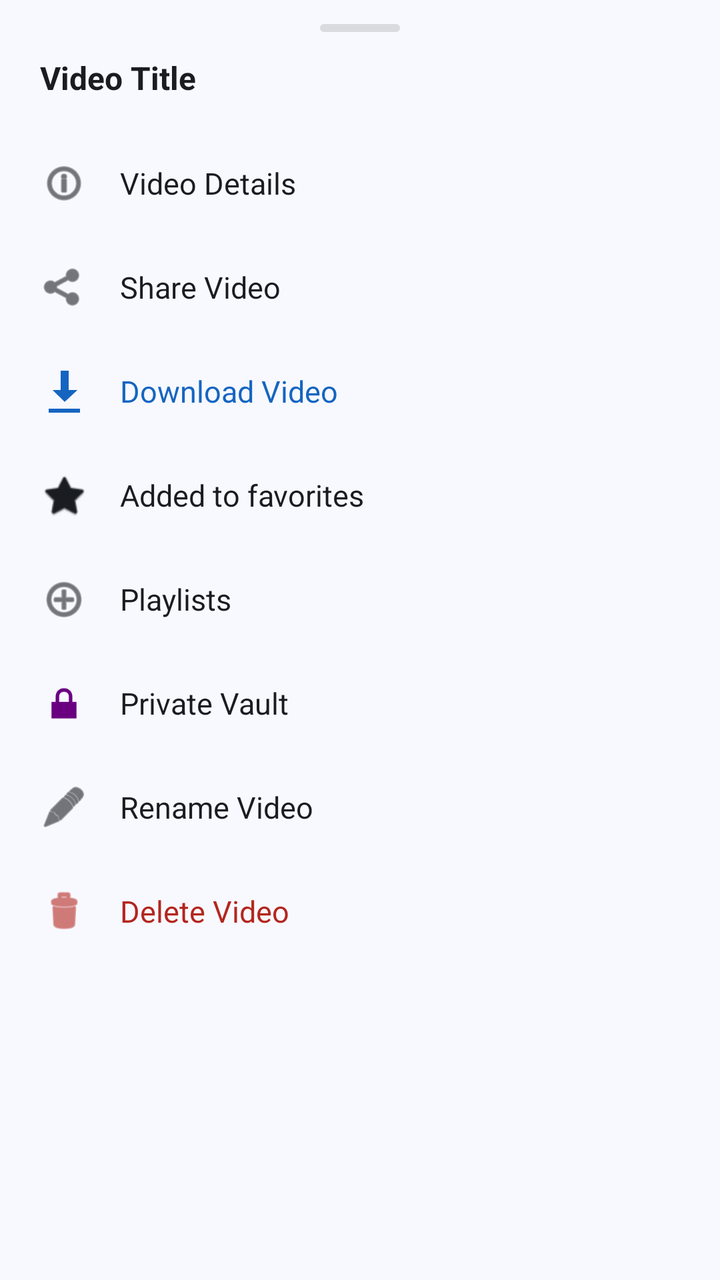
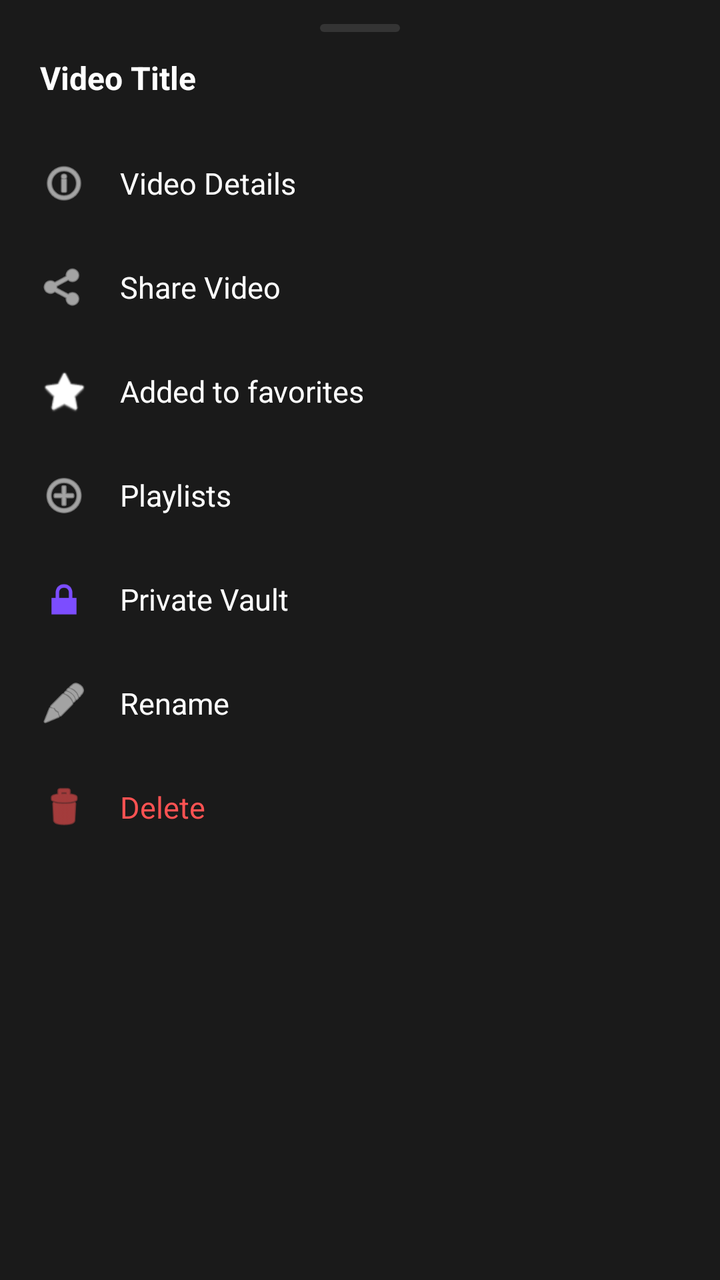

Before-and-after screenshots of an Android layout around one commit, followed by the original layout XML and the change that was made.
<!-- AndroidManifest.xml: application theme Theme.VidViewer -->
<!-- res/layout/bottom_sheet_video_options.xml -->
<?xml version="1.0" encoding="utf-8"?>
<LinearLayout xmlns:android="http://schemas.android.com/apk/res/android"
    android:layout_width="match_parent"
    android:layout_height="wrap_content"
    android:orientation="vertical"
    android:background="?attr/colorSurface"
    android:paddingBottom="24dp">

    <View android:layout_width="40dp" android:layout_height="4dp"
        android:layout_gravity="center_horizontal"
        android:layout_marginTop="12dp" android:layout_marginBottom="12dp"
        android:background="@drawable/bg_drag_handle" />

    <TextView android:id="@+id/tv_video_title"
        android:layout_width="match_parent" android:layout_height="wrap_content"
        android:text="Video Title" android:textSize="16sp" android:textStyle="bold"
        android:textColor="?attr/colorOnSurface" android:maxLines="2"
        android:ellipsize="end" android:paddingHorizontal="20dp" android:paddingBottom="16dp" />

    <LinearLayout android:id="@+id/option_details"
        android:layout_width="match_parent" android:layout_height="52dp"
        android:orientation="horizontal" android:gravity="center_vertical"
        android:paddingHorizontal="20dp" android:background="?attr/selectableItemBackground">
        <ImageView android:layout_width="24dp" android:layout_height="24dp"
            android:src="@android:drawable/ic_menu_info_details" android:tint="?attr/colorOnSurface" />
        <TextView android:layout_width="wrap_content" android:layout_height="wrap_content"
            android:text="@string/video_details" android:textSize="15sp"
            android:textColor="?attr/colorOnSurface" android:layout_marginStart="16dp" />
    </LinearLayout>

    <LinearLayout android:id="@+id/option_share"
        android:layout_width="match_parent" android:layout_height="52dp"
        android:orientation="horizontal" android:gravity="center_vertical"
        android:paddingHorizontal="20dp" android:background="?attr/selectableItemBackground">
        <ImageView android:layout_width="24dp" android:layout_height="24dp"
            android:src="@android:drawable/ic_menu_share" android:tint="?attr/colorOnSurface" />
        <TextView android:layout_width="wrap_content" android:layout_height="wrap_content"
            android:text="@string/share_video" android:textSize="15sp"
            android:textColor="?attr/colorOnSurface" android:layout_marginStart="16dp" />
    </LinearLayout>

    <LinearLayout android:id="@+id/option_download"
        android:layout_width="match_parent" android:layout_height="52dp"
        android:orientation="horizontal" android:gravity="center_vertical"
        android:paddingHorizontal="20dp" android:background="?attr/selectableItemBackground">
        <ImageView android:layout_width="24dp" android:layout_height="24dp"
            android:src="@android:drawable/stat_sys_download" android:tint="?attr/colorPrimary" />
        <TextView android:layout_width="wrap_content" android:layout_height="wrap_content"
            android:text="@string/download_video" android:textSize="15sp"
            android:textColor="?attr/colorPrimary" android:layout_marginStart="16dp" />
    </LinearLayout>

    <LinearLayout android:id="@+id/option_favorite"
        android:layout_width="match_parent" android:layout_height="52dp"
        android:orientation="horizontal" android:gravity="center_vertical"
        android:paddingHorizontal="20dp" android:background="?attr/selectableItemBackground">
        <ImageView android:layout_width="24dp" android:layout_height="24dp"
            android:src="@android:drawable/btn_star_big_off" android:tint="?attr/colorOnSurface" />
        <TextView android:layout_width="wrap_content" android:layout_height="wrap_content"
            android:text="@string/added_to_favorites" android:textSize="15sp"
            android:textColor="?attr/colorOnSurface" android:layout_marginStart="16dp" />
    </LinearLayout>

    <LinearLayout android:id="@+id/option_playlist"
        android:layout_width="match_parent" android:layout_height="52dp"
        android:orientation="horizontal" android:gravity="center_vertical"
        android:paddingHorizontal="20dp" android:background="?attr/selectableItemBackground">
        <ImageView android:layout_width="24dp" android:layout_height="24dp"
            android:src="@android:drawable/ic_menu_add" android:tint="?attr/colorOnSurface" />
        <TextView android:layout_width="wrap_content" android:layout_height="wrap_content"
            android:text="@string/playlists" android:textSize="15sp"
            android:textColor="?attr/colorOnSurface" android:layout_marginStart="16dp" />
    </LinearLayout>

    <LinearLayout android:id="@+id/option_vault"
        android:layout_width="match_parent" android:layout_height="52dp"
        android:orientation="horizontal" android:gravity="center_vertical"
        android:paddingHorizontal="20dp" android:background="?attr/selectableItemBackground">
        <ImageView android:layout_width="24dp" android:layout_height="24dp"
            android:src="@android:drawable/ic_lock_lock" android:tint="@color/vault_primary" />
        <TextView android:layout_width="wrap_content" android:layout_height="wrap_content"
            android:text="@string/private_vault" android:textSize="15sp"
            android:textColor="?attr/colorOnSurface" android:layout_marginStart="16dp" />
    </LinearLayout>

    <LinearLayout android:id="@+id/option_rename"
        android:layout_width="match_parent" android:layout_height="52dp"
        android:orientation="horizontal" android:gravity="center_vertical"
        android:paddingHorizontal="20dp" android:background="?attr/selectableItemBackground">
        <ImageView android:layout_width="24dp" android:layout_height="24dp"
            android:src="@android:drawable/ic_menu_edit" android:tint="?attr/colorOnSurface" />
        <TextView android:layout_width="wrap_content" android:layout_height="wrap_content"
            android:text="@string/rename_video" android:textSize="15sp"
            android:textColor="?attr/colorOnSurface" android:layout_marginStart="16dp" />
    </LinearLayout>

    <LinearLayout android:id="@+id/option_delete"
        android:layout_width="match_parent" android:layout_height="52dp"
        android:orientation="horizontal" android:gravity="center_vertical"
        android:paddingHorizontal="20dp" android:background="?attr/selectableItemBackground">
        <ImageView android:layout_width="24dp" android:layout_height="24dp"
            android:src="@android:drawable/ic_menu_delete" android:tint="@color/md_theme_error" />
        <TextView android:layout_width="wrap_content" android:layout_height="wrap_content"
            android:text="@string/delete_video" android:textSize="15sp"
            android:textColor="@color/md_theme_error" android:layout_marginStart="16dp" />
    </LinearLayout>

</LinearLayout>
<!-- resources referenced by this layout -->
<resources>
  <color name="md_theme_error">#B3261E</color>
  <color name="vault_primary">#6A0080</color>
  <!-- drawable bg_drag_handle (drawable) -->
  <?xml version="1.0" encoding="utf-8"?>
  <shape xmlns:android="http://schemas.android.com/apk/res/android"
      android:shape="rectangle">
      <solid android:color="#40808080" />
      <corners android:radius="2dp" />
  </shape>
  <string name="added_to_favorites">Added to favorites</string>
  <string name="delete_video">Delete Video</string>
  <string name="download_video">Download Video</string>
  <string name="playlists">Playlists</string>
  <string name="private_vault">Private Vault</string>
  <string name="rename_video">Rename Video</string>
  <string name="share_video">Share Video</string>
  <string name="video_details">Video Details</string>
  <style name="Theme.VidViewer" parent="Theme.Material3.Light.NoActionBar">
          <item name="colorPrimary">@color/md_theme_primary</item>
          <item name="colorOnPrimary">@color/md_theme_on_primary</item>
          <item name="colorPrimaryContainer">@color/md_theme_primary_container</item>
          <item name="colorOnPrimaryContainer">@color/md_theme_on_primary_container</item>
          <item name="colorSecondary">@color/md_theme_secondary</item>
          <item name="colorOnSecondary">@color/md_theme_on_secondary</item>
          <item name="colorTertiary">@color/md_theme_tertiary</item>
          <item name="colorSurface">@color/md_theme_surface</item>
          <item name="colorOnSurface">@color/md_theme_on_surface</item>
          <item name="android:colorBackground">@color/md_theme_background</item>
          <item name="colorError">@color/md_theme_error</item>
          <item name="android:statusBarColor">?attr/colorSurface</item>
          <item name="android:navigationBarColor">?attr/colorSurface</item>
          <item name="android:windowLightStatusBar">true</item>
      </style>
  <color name="md_theme_primary">#1565C0</color>
  <color name="md_theme_on_primary">#FFFFFF</color>
  <color name="md_theme_primary_container">#D4E3FF</color>
  <color name="md_theme_on_primary_container">#001C3B</color>
  <color name="md_theme_secondary">#545F71</color>
  <color name="md_theme_on_secondary">#FFFFFF</color>
  <color name="md_theme_tertiary">#6E5676</color>
  <color name="md_theme_surface">#F8F9FF</color>
  <color name="md_theme_on_surface">#191C20</color>
  <color name="md_theme_background">#F8F9FF</color>
</resources>

<!-- the commit's change to res/layout/bottom_sheet_video_options.xml (unified diff, before → after) -->
@@ -1,105 +1,156 @@
 <?xml version="1.0" encoding="utf-8"?>
-<LinearLayout xmlns:android="http://schemas.android.com/apk/res/android"
+<LinearLayout
+    xmlns:android="http://schemas.android.com/apk/res/android"
     android:layout_width="match_parent"
     android:layout_height="wrap_content"
     android:orientation="vertical"
     android:background="?attr/colorSurface"
     android:paddingBottom="24dp">
 
-    <View android:layout_width="40dp" android:layout_height="4dp"
+    
+    <View
+        android:layout_width="40dp"
+        android:layout_height="4dp"
         android:layout_gravity="center_horizontal"
-        android:layout_marginTop="12dp" android:layout_marginBottom="12dp"
+        android:layout_marginTop="12dp"
+        android:layout_marginBottom="12dp"
         android:background="@drawable/bg_drag_handle" />
 
-    <TextView android:id="@+id/tv_video_title"
-        android:layout_width="match_parent" android:layout_height="wrap_content"
-        android:text="Video Title" android:textSize="16sp" android:textStyle="bold"
-        android:textColor="?attr/colorOnSurface" android:maxLines="2"
-        android:ellipsize="end" android:paddingHorizontal="20dp" android:paddingBottom="16dp" />
+    
+    <TextView
+        android:id="@+id/tv_video_title"
+        android:layout_width="match_parent"
+        android:layout_height="wrap_content"
+        android:text="Video Title"
+        android:textSize="16sp"
+        android:textStyle="bold"
+        android:textColor="?attr/colorOnSurface"
+        android:maxLines="2"
+        android:ellipsize="end"
+        android:paddingHorizontal="20dp"
+        android:paddingBottom="16dp" />
 
-    <LinearLayout android:id="@+id/option_details"
-        android:layout_width="match_parent" android:layout_height="52dp"
-        android:orientation="horizontal" android:gravity="center_vertical"
-        android:paddingHorizontal="20dp" android:background="?attr/selectableItemBackground">
+    
+    <LinearLayout
+        android:id="@+id/option_details"
+        android:layout_width="match_parent"
+        android:layout_height="52dp"
+        android:orientation="horizontal"
+        android:gravity="center_vertical"
+        android:paddingHorizontal="20dp"
+        android:background="?attr/selectableItemBackground">
+
         <ImageView android:layout_width="24dp" android:layout_height="24dp"
-            android:src="@android:drawable/ic_menu_info_details" android:tint="?attr/colorOnSurface" />
+            android:src="@android:drawable/ic_menu_info_details"
+            android:tint="?attr/colorOnSurface" />
         <TextView android:layout_width="wrap_content" android:layout_height="wrap_content"
             android:text="@string/video_details" android:textSize="15sp"
             android:textColor="?attr/colorOnSurface" android:layout_marginStart="16dp" />
     </LinearLayout>
 
-    <LinearLayout android:id="@+id/option_share"
-        android:layout_width="match_parent" android:layout_height="52dp"
-        android:orientation="horizontal" android:gravity="center_vertical"
-        android:paddingHorizontal="20dp" android:background="?attr/selectableItemBackground">
+    
+    <LinearLayout
+        android:id="@+id/option_share"
+        android:layout_width="match_parent"
+        android:layout_height="52dp"
+        android:orientation="horizontal"
+        android:gravity="center_vertical"
+        android:paddingHorizontal="20dp"
+        android:background="?attr/selectableItemBackground">
+
         <ImageView android:layout_width="24dp" android:layout_height="24dp"
-            android:src="@android:drawable/ic_menu_share" android:tint="?attr/colorOnSurface" />
+            android:src="@android:drawable/ic_menu_share"
+            android:tint="?attr/colorOnSurface" />
         <TextView android:layout_width="wrap_content" android:layout_height="wrap_content"
             android:text="@string/share_video" android:textSize="15sp"
             android:textColor="?attr/colorOnSurface" android:layout_marginStart="16dp" />
     </LinearLayout>
 
-    <LinearLayout android:id="@+id/option_download"
-        android:layout_width="match_parent" android:layout_height="52dp"
-        android:orientation="horizontal" android:gravity="center_vertical"
-        android:paddingHorizontal="20dp" android:background="?attr/selectableItemBackground">
+    
+    <LinearLayout
+        android:id="@+id/option_favorite"
+        android:layout_width="match_parent"
+        android:layout_height="52dp"
+        android:orientation="horizontal"
+        android:gravity="center_vertical"
+        android:paddingHorizontal="20dp"
+        android:background="?attr/selectableItemBackground">
+
         <ImageView android:layout_width="24dp" android:layout_height="24dp"
-            android:src="@android:drawable/stat_sys_download" android:tint="?attr/colorPrimary" />
-        <TextView android:layout_width="wrap_content" android:layout_height="wrap_content"
-            android:text="@string/download_video" android:textSize="15sp"
-            android:textColor="?attr/colorPrimary" android:layout_marginStart="16dp" />
-    </LinearLayout>
-
-    <LinearLayout android:id="@+id/option_favorite"
-        android:layout_width="match_parent" android:layout_height="52dp"
-        android:orientation="horizontal" android:gravity="center_vertical"
-        android:paddingHorizontal="20dp" android:background="?attr/selectableItemBackground">
-        <ImageView android:layout_width="24dp" android:layout_height="24dp"
-            android:src="@android:drawable/btn_star_big_off" android:tint="?attr/colorOnSurface" />
+            android:src="@android:drawable/btn_star_big_off"
+            android:tint="?attr/colorOnSurface" />
         <TextView android:layout_width="wrap_content" android:layout_height="wrap_content"
             android:text="@string/added_to_favorites" android:textSize="15sp"
             android:textColor="?attr/colorOnSurface" android:layout_marginStart="16dp" />
     </LinearLayout>
 
-    <LinearLayout android:id="@+id/option_playlist"
-        android:layout_width="match_parent" android:layout_height="52dp"
-        android:orientation="horizontal" android:gravity="center_vertical"
-        android:paddingHorizontal="20dp" android:background="?attr/selectableItemBackground">
+    
+    <LinearLayout
+        android:id="@+id/option_playlist"
+        android:layout_width="match_parent"
+        android:layout_height="52dp"
+        android:orientation="horizontal"
+        android:gravity="center_vertical"
+        android:paddingHorizontal="20dp"
+        android:background="?attr/selectableItemBackground">
+
         <ImageView android:layout_width="24dp" android:layout_height="24dp"
-            android:src="@android:drawable/ic_menu_add" android:tint="?attr/colorOnSurface" />
+            android:src="@android:drawable/ic_menu_add"
+            android:tint="?attr/colorOnSurface" />
         <TextView android:layout_width="wrap_content" android:layout_height="wrap_content"
             android:text="@string/playlists" android:textSize="15sp"
             android:textColor="?attr/colorOnSurface" android:layout_marginStart="16dp" />
     </LinearLayout>
 
-    <LinearLayout android:id="@+id/option_vault"
-        android:layout_width="match_parent" android:layout_height="52dp"
-        android:orientation="horizontal" android:gravity="center_vertical"
-        android:paddingHorizontal="20dp" android:background="?attr/selectableItemBackground">
+    
+    <LinearLayout
+        android:id="@+id/option_vault"
+        android:layout_width="match_parent"
+        android:layout_height="52dp"
+        android:orientation="horizontal"
+        android:gravity="center_vertical"
+        android:paddingHorizontal="20dp"
+        android:background="?attr/selectableItemBackground">
+
         <ImageView android:layout_width="24dp" android:layout_height="24dp"
-            android:src="@android:drawable/ic_lock_lock" android:tint="@color/vault_primary" />
+            android:src="@android:drawable/ic_lock_lock"
+            android:tint="@color/vault_primary" />
         <TextView android:layout_width="wrap_content" android:layout_height="wrap_content"
             android:text="@string/private_vault" android:textSize="15sp"
             android:textColor="?attr/colorOnSurface" android:layout_marginStart="16dp" />
     </LinearLayout>
 
-    <LinearLayout android:id="@+id/option_rename"
-        android:layout_width="match_parent" android:layout_height="52dp"
-        android:orientation="horizontal" android:gravity="center_vertical"
-        android:paddingHorizontal="20dp" android:background="?attr/selectableItemBackground">
+    
+    <LinearLayout
+        android:id="@+id/option_rename"
+        android:layout_width="match_parent"
+        android:layout_height="52dp"
+        android:orientation="horizontal"
+        android:gravity="center_vertical"
+        android:paddingHorizontal="20dp"
+        android:background="?attr/selectableItemBackground">
+
         <ImageView android:layout_width="24dp" android:layout_height="24dp"
-            android:src="@android:drawable/ic_menu_edit" android:tint="?attr/colorOnSurface" />
+            android:src="@android:drawable/ic_menu_edit"
+            android:tint="?attr/colorOnSurface" />
         <TextView android:layout_width="wrap_content" android:layout_height="wrap_content"
             android:text="@string/rename_video" android:textSize="15sp"
             android:textColor="?attr/colorOnSurface" android:layout_marginStart="16dp" />
     </LinearLayout>
 
-    <LinearLayout android:id="@+id/option_delete"
-        android:layout_width="match_parent" android:layout_height="52dp"
-        android:orientation="horizontal" android:gravity="center_vertical"
-        android:paddingHorizontal="20dp" android:background="?attr/selectableItemBackground">
+    
+    <LinearLayout
+        android:id="@+id/option_delete"
+        android:layout_width="match_parent"
+        android:layout_height="52dp"
+        android:orientation="horizontal"
+        android:gravity="center_vertical"
+        android:paddingHorizontal="20dp"
+        android:background="?attr/selectableItemBackground">
+
         <ImageView android:layout_width="24dp" android:layout_height="24dp"
-            android:src="@android:drawable/ic_menu_delete" android:tint="@color/md_theme_error" />
+            android:src="@android:drawable/ic_menu_delete"
+            android:tint="@color/md_theme_error" />
         <TextView android:layout_width="wrap_content" android:layout_height="wrap_content"
             android:text="@string/delete_video" android:textSize="15sp"
             android:textColor="@color/md_theme_error" android:layout_marginStart="16dp" />
<!-- resource entries referenced after the edit -->
@@ -1,7 +1,7 @@
 <!-- resources referenced by this layout -->
 <resources>
-  <color name="md_theme_error">#B3261E</color>
-  <color name="vault_primary">#6A0080</color>
+  <color name="md_theme_error">#FF5252</color>
+  <color name="vault_primary">#7C4DFF</color>
   <!-- drawable bg_drag_handle (drawable) -->
   <?xml version="1.0" encoding="utf-8"?>
   <shape xmlns:android="http://schemas.android.com/apk/res/android"
@@ -10,38 +10,42 @@
       <corners android:radius="2dp" />
   </shape>
   <string name="added_to_favorites">Added to favorites</string>
-  <string name="delete_video">Delete Video</string>
-  <string name="download_video">Download Video</string>
+  <string name="delete_video">Delete</string>
   <string name="playlists">Playlists</string>
   <string name="private_vault">Private Vault</string>
-  <string name="rename_video">Rename Video</string>
+  <string name="rename_video">Rename</string>
   <string name="share_video">Share Video</string>
   <string name="video_details">Video Details</string>
-  <style name="Theme.VidViewer" parent="Theme.Material3.Light.NoActionBar">
-          <item name="colorPrimary">@color/md_theme_primary</item>
-          <item name="colorOnPrimary">@color/md_theme_on_primary</item>
-          <item name="colorPrimaryContainer">@color/md_theme_primary_container</item>
-          <item name="colorOnPrimaryContainer">@color/md_theme_on_primary_container</item>
-          <item name="colorSecondary">@color/md_theme_secondary</item>
-          <item name="colorOnSecondary">@color/md_theme_on_secondary</item>
-          <item name="colorTertiary">@color/md_theme_tertiary</item>
-          <item name="colorSurface">@color/md_theme_surface</item>
-          <item name="colorOnSurface">@color/md_theme_on_surface</item>
-          <item name="android:colorBackground">@color/md_theme_background</item>
-          <item name="colorError">@color/md_theme_error</item>
-          <item name="android:statusBarColor">?attr/colorSurface</item>
-          <item name="android:navigationBarColor">?attr/colorSurface</item>
-          <item name="android:windowLightStatusBar">true</item>
+  <style name="Theme.VidViewer" parent="Theme.MaterialComponents.DayNight.NoActionBar">
+          <item name="colorPrimary">@color/accent</item>
+          <item name="colorPrimaryVariant">@color/accent_dark</item>
+          <item name="colorOnPrimary">@color/white</item>
+          <item name="colorSecondary">@color/accent</item>
+          <item name="colorOnSecondary">@color/white</item>
+          <item name="android:colorBackground">@color/bg_dark</item>
+          <item name="colorSurface">@color/bg_surface</item>
+          <item name="colorOnSurface">@color/white</item>
+          <item name="colorError">@color/error</item>
+          <item name="android:windowBackground">@color/bg_dark</item>
+          <item name="android:statusBarColor">@color/bg_dark</item>
+          <item name="android:navigationBarColor">@color/bg_nav</item>
+          <item name="android:textColorPrimary">@color/text_primary</item>
+          <item name="android:textColorSecondary">@color/text_secondary</item>
+          <item name="materialAlertDialogTheme">@style/AlertDialogTheme</item>
       </style>
-  <color name="md_theme_primary">#1565C0</color>
-  <color name="md_theme_on_primary">#FFFFFF</color>
-  <color name="md_theme_primary_container">#D4E3FF</color>
-  <color name="md_theme_on_primary_container">#001C3B</color>
-  <color name="md_theme_secondary">#545F71</color>
-  <color name="md_theme_on_secondary">#FFFFFF</color>
-  <color name="md_theme_tertiary">#6E5676</color>
-  <color name="md_theme_surface">#F8F9FF</color>
-  <color name="md_theme_on_surface">#191C20</color>
-  <color name="md_theme_background">#F8F9FF</color>
+  <color name="accent">#7C4DFF</color>
+  <color name="accent_dark">#5C35CC</color>
+  <color name="white">#FFFFFF</color>
+  <color name="bg_dark">#0D0D0D</color>
+  <color name="bg_surface">#1A1A1A</color>
+  <color name="error">#FF5252</color>
+  <color name="bg_nav">#141414</color>
+  <color name="text_primary">#FFFFFF</color>
+  <color name="text_secondary">#888888</color>
+  <style name="AlertDialogTheme" parent="Theme.MaterialComponents.Dialog.Alert">
+          <item name="colorPrimary">@color/accent</item>
+          <item name="android:colorBackground">@color/bg_surface</item>
+          <item name="colorOnSurface">@color/text_primary</item>
+      </style>
 </resources>
 
